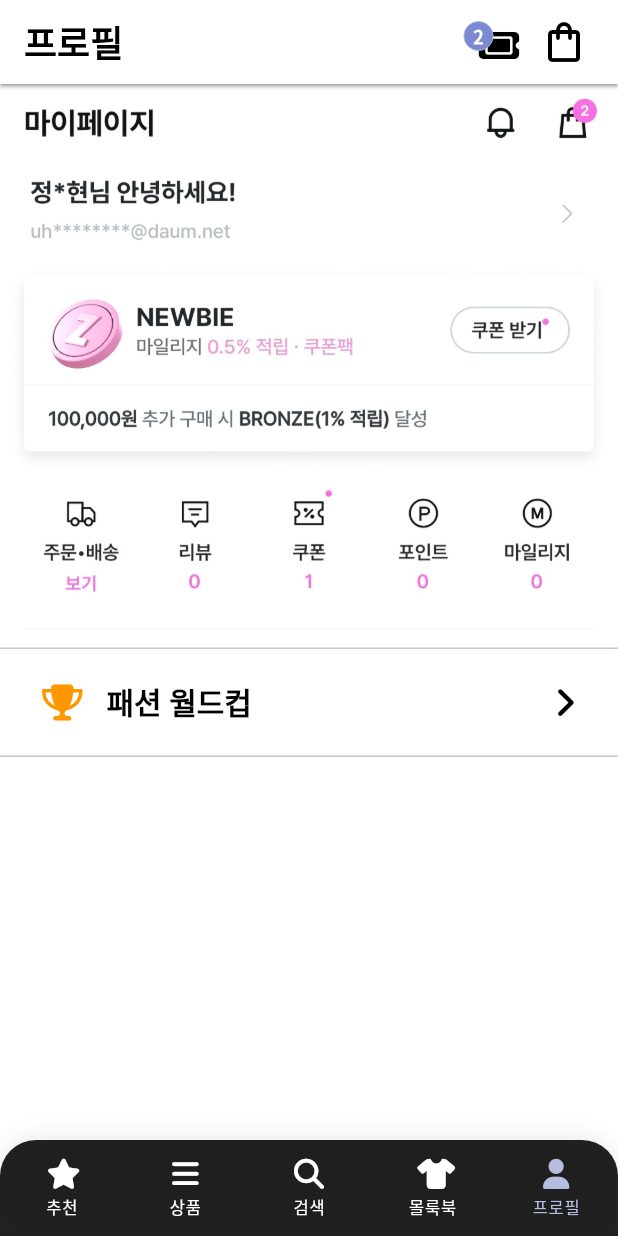
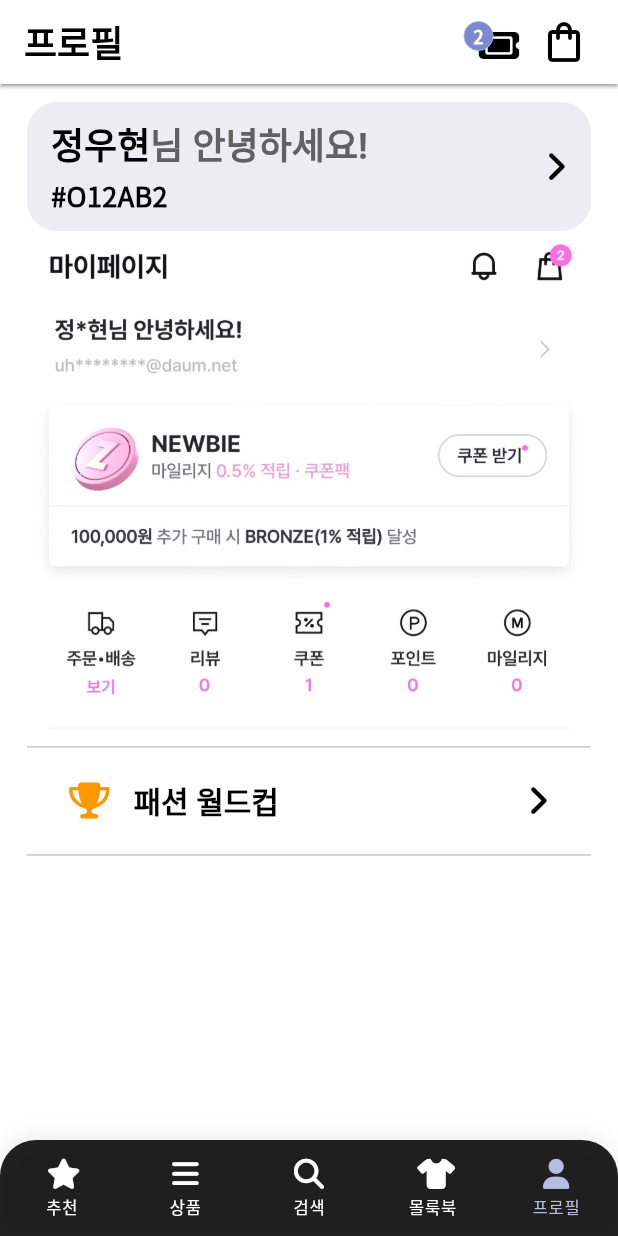
Before and after one commit to megar0829/MALLOOK, a Flutter app: the screen it shows after launch, item 5 of the bottom bar chosen, on a phone screen of 412 x 824 dp. Run offline on Flutter 3.47's test engine with Material 3 defaults, Android fonts, the phone set to English and light mode, and no system bars; drawn by our look-alikes of awesome_bottom_bar; our stand-ins replace dio, dropdown_button2, flutter_secure_storage, font_awesome_flutter, get, google_fonts and 1 more; missing offline and left inert: kakao_flutter_sdk_user, remedi_kopo; network calls fail.

Commit message:
:sparkles: [APP] profile screen

```diff
--- a/app/mallook/lib/feature/profile/profile_screen.dart
+++ b/app/mallook/lib/feature/profile/profile_screen.dart
@@ -8,6 +8,9 @@ import 'package:mallook/feature/profile/widget/fashion_tile_widget.dart';
 import 'package:mallook/global/widget/cart_icon_button.dart';
 
 class ProfileScreen extends StatelessWidget {
+  final String username = '정우현';
+  final String hashcode = "O12AB2";
+
   const ProfileScreen({super.key});
 
   void _onLogoutBtnPressed() async {
@@ -33,6 +36,7 @@ class ProfileScreen extends StatelessWidget {
           ),
           title: const Text("프로필"),
           actions: [
+            // 쿠폰 버튼
             Stack(
               children: [
                 const Padding(
@@ -73,13 +77,75 @@ class ProfileScreen extends StatelessWidget {
               ],
             ),
             Gaps.h8,
-            CartIconButton(),
+            const CartIconButton(),
             Gaps.h20,
           ],
         ),
-        body: Center(
+        body: Padding(
+          padding: const EdgeInsets.symmetric(
+            vertical: Sizes.size12,
+            horizontal: Sizes.size18,
+          ),
           child: Column(
             children: [
+              Container(
+                padding: const EdgeInsets.symmetric(
+                  vertical: Sizes.size10,
+                  horizontal: Sizes.size16,
+                ),
+                decoration: BoxDecoration(
+                  color: Theme.of(context).primaryColorLight.withOpacity(0.5),
+                  borderRadius: BorderRadius.circular(
+                    Sizes.size20,
+                  ),
+                ),
+                child: Row(
+                  mainAxisAlignment: MainAxisAlignment.spaceBetween,
+                  children: [
+                    Column(
+                      crossAxisAlignment: CrossAxisAlignment.start,
+                      children: [
+                        RichText(
+                          text: TextSpan(
+                            children: [
+                              TextSpan(
+                                text: username,
+                                style: const TextStyle(
+                                  color: Colors.black,
+                                  fontSize: Sizes.size24,
+                                  fontWeight: FontWeight.bold,
+                                ),
+                              ),
+                              TextSpan(
+                                text: "님 안녕하세요!",
+                                style: TextStyle(
+                                  color: Colors.grey.shade700,
+                                  fontSize: Sizes.size24,
+                                  fontWeight: FontWeight.bold,
+                                ),
+                              ),
+                            ],
+                          ),
+                        ),
+                        Gaps.v4,
+                        Text(
+                          '#$hashcode',
+                          style: const TextStyle(
+                            color: Colors.black,
+                            fontSize: Sizes.size18,
+                            fontWeight: FontWeight.bold,
+                          ),
+                        ),
+                      ],
+                    ),
+                    const FaIcon(
+                      FontAwesomeIcons.angleRight,
+                      size: Sizes.size24,
+                      color: Colors.black,
+                    ),
+                  ],
+                ),
+              ),
               Image.asset("assets/images/mypage_sample_page.jpg"),
               const Divider(),
               const FashionTileWidget(),
```
